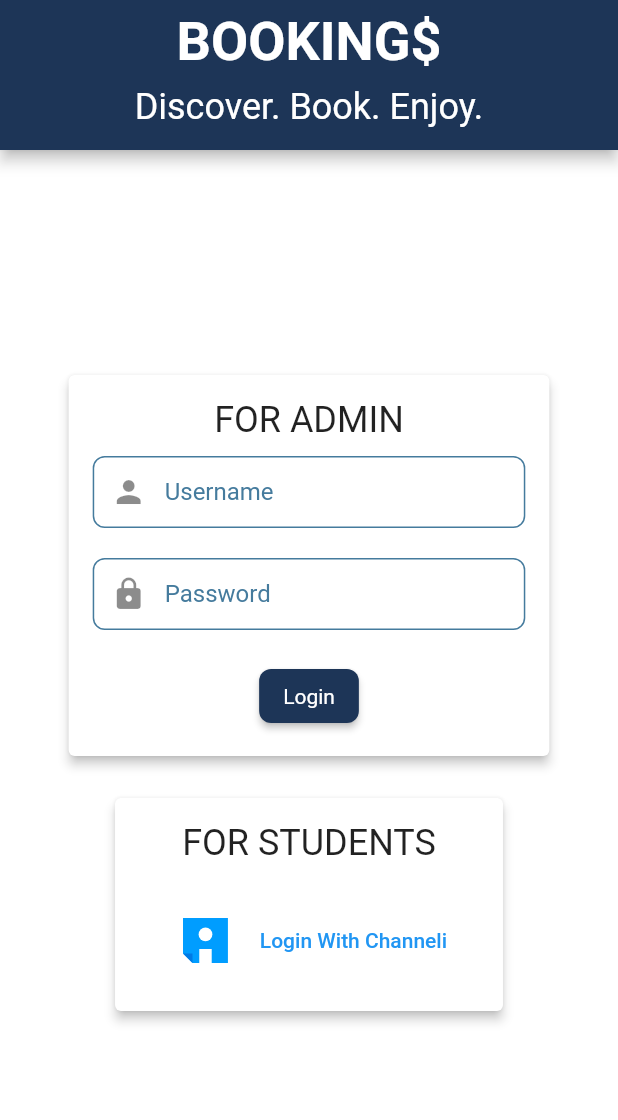
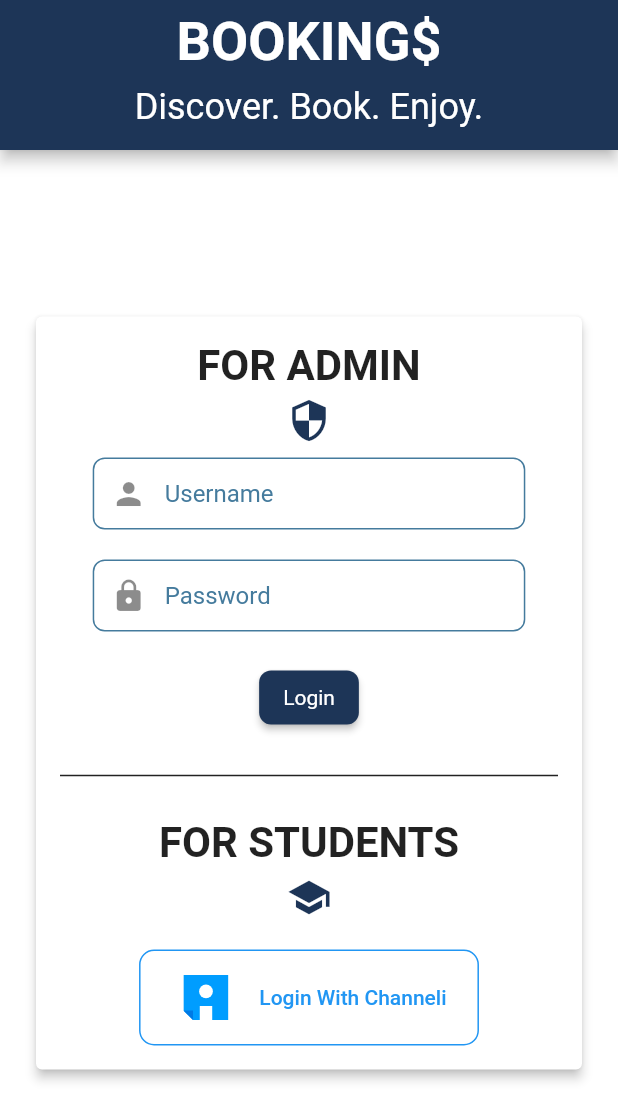
Before and after one commit to DRDiv/AutumnAssignment, a Flutter app: the screen it shows after launch, on a phone screen of 412 x 824 dp. Shown: the top 1120 px of the screen. Run offline on Flutter 3.47's test engine with Material 3 defaults, Android fonts, the phone set to English and light mode, and no system bars; our stand-ins replace dio, flutter_riverpod, flutter_secure_storage, flutter_svg, go_router, image_picker; missing offline and left inert: flutter_inappwebview; accounts and stored records are empty; network calls fail; Roboto replaces fonts that are missing (Montserrat).

Commit message:
Design changed

```diff
--- a/BookingFlutter/bookingsapp/lib/src/components/adminLogin.dart
+++ b/BookingFlutter/bookingsapp/lib/src/components/adminLogin.dart
@@ -1,3 +1,4 @@
+import 'package:bookingsapp/src/components/channelI.dart';
 import 'package:bookingsapp/src/database/dbUser.dart';
 import 'package:bookingsapp/src/models/user.dart';
 import 'package:bookingsapp/src/routing/routing.dart';
@@ -16,6 +17,22 @@ class AdminLoginCard extends ConsumerStatefulWidget {
 class _AdminLoginCardState extends ConsumerState<AdminLoginCard> {
   final TextEditingController _username = TextEditingController();
   final TextEditingController _password = TextEditingController();
+  Widget _buildSectionHeader(String title, IconData icon) {
+    return Column(
+      children: [
+        Text(
+          title,
+          style: Theme.of(context).textTheme.displaySmall,
+        ),
+        const SizedBox(height: 5),
+        Icon(
+          icon,
+          size: 30,
+          color: Theme.of(context).primaryColor, // Adjust color as needed
+        ),
+      ],
+    );
+  }
 
   @override
   Widget build(BuildContext context) {
@@ -27,10 +44,7 @@ class _AdminLoginCardState extends ConsumerState<AdminLoginCard> {
         padding: const EdgeInsets.all(16.0),
         child: Column(
           children: [
-            Text(
-              'FOR ADMIN',
-              style: Theme.of(context).textTheme.displayMedium,
-            ),
+            _buildSectionHeader('FOR ADMIN', Icons.security),
             const SizedBox(
               height: 10,
             ),
@@ -107,6 +121,19 @@ class _AdminLoginCardState extends ConsumerState<AdminLoginCard> {
               },
               child: const Text('Login'),
             ),
+            const SizedBox(
+              height: 20,
+            ),
+            const Divider(
+              thickness: 1,
+              color: Colors.black87,
+            ),
+            const SizedBox(
+              height: 20,
+            ),
+            _buildSectionHeader('FOR STUDENTS', Icons.school),
+            const SizedBox(height: 20),
+            ChannelIButton(context, screenWidth),
           ],
         ),
       ),
--- a/BookingFlutter/bookingsapp/lib/src/components/channelI.dart
+++ b/BookingFlutter/bookingsapp/lib/src/components/channelI.dart
@@ -6,6 +6,13 @@ import 'package:flutter_svg/svg.dart';
 Container ChannelIButton(BuildContext context, double screenWidth) {
   return Container(
     width: screenWidth * 0.55,
+    decoration: BoxDecoration(
+      border: Border.all(
+        color: Colors.blue,
+        width: 1.0,
+      ),
+      borderRadius: BorderRadius.circular(10.0),
+    ),
     child: TextButton(
       child: Row(
         mainAxisAlignment: MainAxisAlignment.spaceEvenly,
@@ -22,7 +29,7 @@ Container ChannelIButton(BuildContext context, double screenWidth) {
         ],
       ),
       onPressed: () {
-        router.go("/webview");
+        router.push("/webview");
       },
     ),
   );
--- a/BookingFlutter/bookingsapp/lib/src/screens/login.dart
+++ b/BookingFlutter/bookingsapp/lib/src/screens/login.dart
@@ -1,5 +1,4 @@
 import 'package:bookingsapp/src/components/adminLogin.dart';
-import 'package:bookingsapp/src/components/channelI.dart';
 import 'package:bookingsapp/src/theme/theme.dart';
 import 'package:flutter/material.dart';
 import 'package:flutter_riverpod/flutter_riverpod.dart';
@@ -14,8 +13,6 @@ class LoginScreen extends ConsumerStatefulWidget {
 class _LoginScreenState extends ConsumerState<LoginScreen> {
   @override
   Widget build(BuildContext context) {
-    double screenWidth = MediaQuery.of(context).size.width;
-
     return Theme(
       data: AppTheme.lightTheme(),
       child: Scaffold(
@@ -43,33 +40,11 @@ class _LoginScreenState extends ConsumerState<LoginScreen> {
           toolbarHeight: 100,
         ),
         body: Container(
-          child: Padding(
-            padding: const EdgeInsets.all(20.0),
+          child: const Padding(
+            padding: EdgeInsets.all(20.0),
             child: Center(
               child: SingleChildScrollView(
-                child: Column(
-                  mainAxisAlignment: MainAxisAlignment.center,
-                  children: [
-                    const AdminLoginCard(),
-                    const SizedBox(height: 20),
-                    Card(
-                      elevation: 3,
-                      child: Padding(
-                        padding: const EdgeInsets.all(16.0),
-                        child: Column(
-                          children: [
-                            Text(
-                              'FOR STUDENTS',
-                              style: Theme.of(context).textTheme.displayMedium,
-                            ),
-                            const SizedBox(height: 20),
-                            ChannelIButton(context, screenWidth),
-                          ],
-                        ),
-                      ),
-                    ),
-                  ],
-                ),
+                child: AdminLoginCard(),
               ),
             ),
           ),
```
Also changed, not shown: BookingFlutter/bookingsapp/lib/src/screens/adminProfile.dart (+36 -21 lines), BookingFlutter/bookingsapp/lib/src/screens/home.dart (+19 -7 lines), BookingFlutter/bookingsapp/lib/src/screens/teamManagement.dart (+14 -2 lines), BookingFlutter/bookingsapp/lib/src/screens/teams.dart (+23 -7 lines), BookingFlutter/bookingsapp/lib/src/screens/userProfile.dart (+55 -37 lines).
